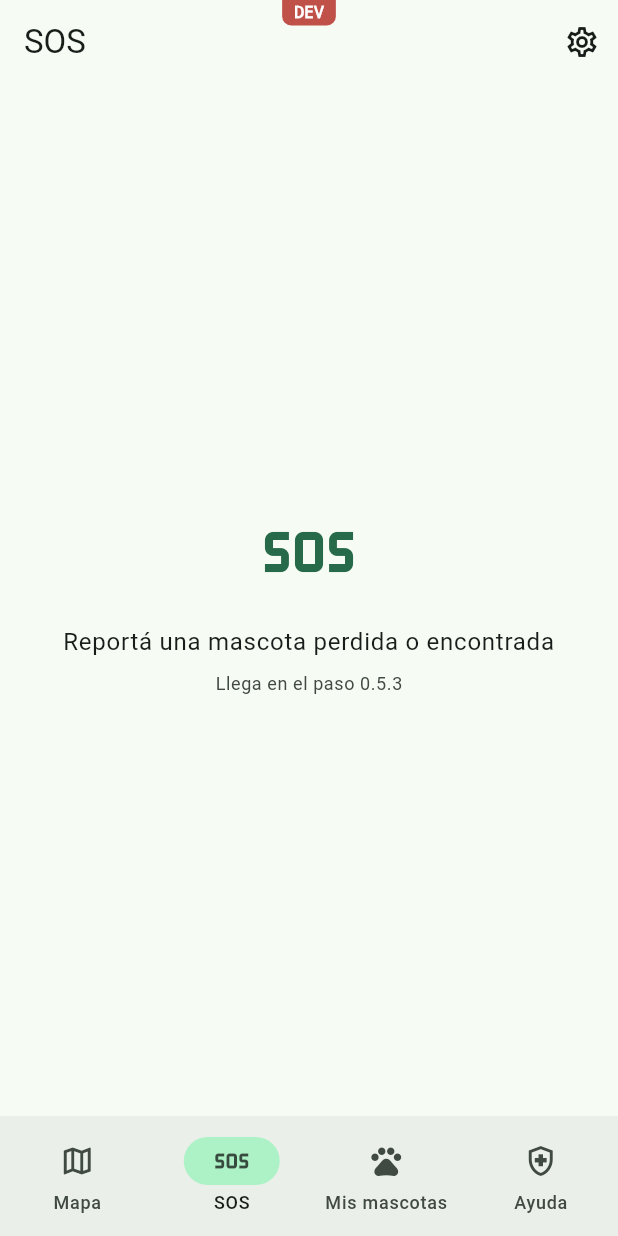
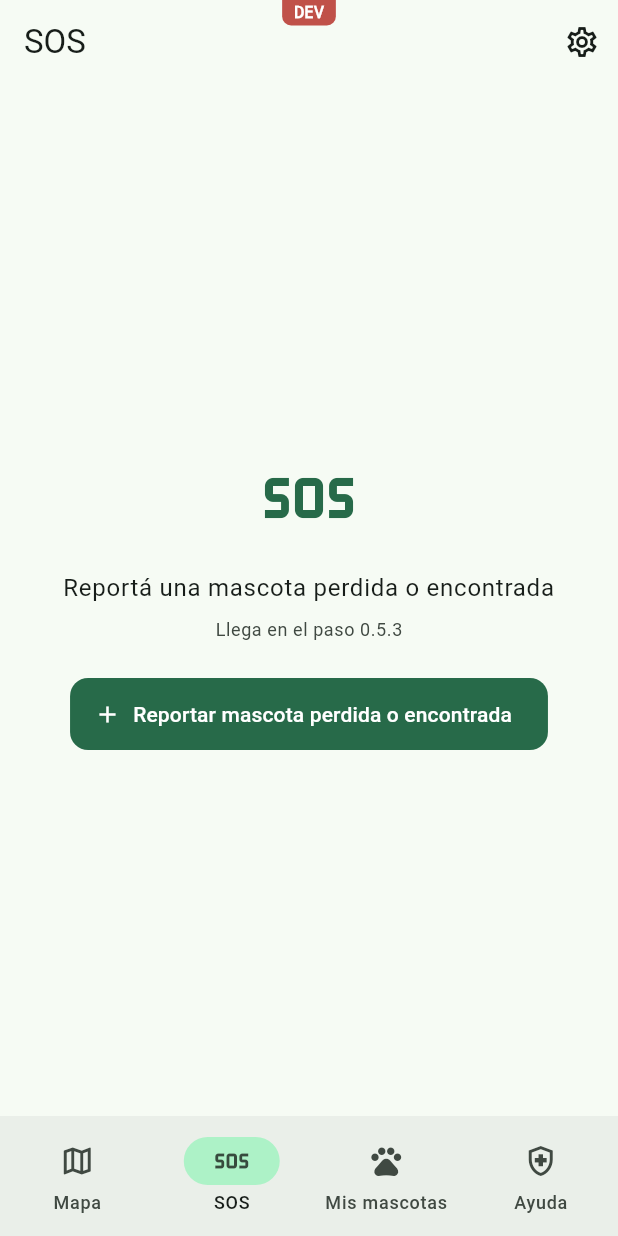
Before and after one commit to Rodri18a/sosmascotas, a Flutter app: the screen it shows after launch, item 2 of the bottom bar chosen, on a phone screen of 412 x 824 dp. Run offline on Flutter 3.47's test engine with Material 3 defaults, Android fonts, the phone set to English and light mode, and no system bars; our stand-ins replace flutter_riverpod, go_router, shared_preferences, supabase_flutter; accounts and stored records are empty.

Commit message:
Paso 0.2.4: modo visitante con pedido de cuenta explicado y vuelta a la acción
- abrirConCuenta(): explica el motivo, lleva a ingresar y vuelve al destino
- Rutas que requieren cuenta: /sos/nuevo y /mascotas/nueva (provisorias)
- Pantallas provisorias y panel desplazables (no se cortan en pantallas bajas)
- Pruebas: 34 en la app

Co-Authored-By: Claude Opus 5.5 <noreply@anthropic.com>

```diff
--- a/app/lib/l10n/app_es.arb
+++ b/app/lib/l10n/app_es.arb
@@ -63,5 +63,15 @@
   "errorNoConfigurado": "El ingreso no está disponible en este momento.",
   "errorDesconocido": "Algo salió mal. Probá de nuevo en un rato.",
   "ingresarConGoogle": "Continuar con Google",
-  "ingresarOConCorreo": "o con tu correo"
+  "ingresarOConCorreo": "o con tu correo",
+  "cuentaNecesariaTitulo": "Necesitás una cuenta",
+  "ahoraNo": "Ahora no",
+  "sosReportar": "Reportar mascota perdida o encontrada",
+  "sosMotivoCuenta": "Para reportar necesitamos poder avisarte cuando alguien vea a la mascota. Tu teléfono nunca se muestra.",
+  "sosNuevoTitulo": "Nuevo reporte",
+  "sosNuevoDescripcion": "Foto, ubicación en el mapa y datos de la mascota",
+  "mascotasAgregar": "Agregar mascota",
+  "mascotasMotivoCuenta": "Para guardar tus mascotas, su ficha y su chapita QR, y recibir avisos si alguien la encuentra.",
+  "mascotaNuevaTitulo": "Nueva mascota",
+  "mascotaNuevaDescripcion": "Nombre, especie, raza y foto de tu mascota"
 }
--- a/app/lib/src/features/sos/sos_screen.dart
+++ b/app/lib/src/features/sos/sos_screen.dart
@@ -1,22 +1,38 @@
 import 'package:flutter/material.dart';
+import 'package:flutter_riverpod/flutter_riverpod.dart';
 
 import '../../../l10n/l10n.dart';
+import '../../cuenta/con_cuenta.dart';
+import '../../router.dart';
 import '../../widgets/boton_ajustes.dart';
 import '../../widgets/en_construccion.dart';
 
-class SosScreen extends StatelessWidget {
+class SosScreen extends ConsumerWidget {
   const SosScreen({super.key});
 
   @override
-  Widget build(BuildContext context) => Scaffold(
+  Widget build(BuildContext context, WidgetRef ref) {
+    final t = context.t;
+    return Scaffold(
       appBar: AppBar(
-      title: Text(context.t.pestanaSos),
+        title: Text(t.pestanaSos),
         actions: const [BotonAjustes()],
       ),
       body: EnConstruccion(
         icono: Icons.sos,
-      descripcion: context.t.sosDescripcion,
+        descripcion: t.sosDescripcion,
         paso: '0.5.3',
+        accion: FilledButton.icon(
+          onPressed: () => abrirConCuenta(
+            context,
+            ref,
+            destino: Rutas.sosNuevo,
+            motivo: t.sosMotivoCuenta,
+          ),
+          icon: const Icon(Icons.add),
+          label: Text(t.sosReportar),
+        ),
       ),
     );
   }
+}
--- a/app/lib/src/router.dart
+++ b/app/lib/src/router.dart
@@ -1,4 +1,4 @@
-import 'package:flutter/foundation.dart';
+import 'package:flutter/widgets.dart';
 import 'package:flutter_riverpod/flutter_riverpod.dart';
 import 'package:go_router/go_router.dart';
 
@@ -7,8 +7,10 @@ import 'features/ajustes/ajustes_screen.dart';
 import 'features/ayuda/ayuda_screen.dart';
 import 'features/ingresar/ingresar_screen.dart';
 import 'features/mapa/mapa_screen.dart';
+import 'features/mascotas/mascota_nueva_screen.dart';
 import 'features/mascotas/mascotas_screen.dart';
 import 'features/shell/app_shell.dart';
+import 'features/sos/sos_nuevo_screen.dart';
 import 'features/sos/sos_screen.dart';
 import 'redireccion.dart';
 
@@ -20,17 +22,26 @@ abstract final class Rutas {
   static const ayuda = '/ayuda';
   static const ajustes = '/ajustes';
   static const ingresar = '/ingresar';
+  static const sosNuevo = '/sos/nuevo';
+  static const mascotaNueva = '/mascotas/nueva';
 
   /// Rutas que un visitante no puede ver: se le pide ingresar y después vuelve.
-  static const requierenCuenta = <String>[];
+  static const requierenCuenta = <String>[sosNuevo, mascotaNueva];
 
   /// Pantalla de ingreso que, al terminar, vuelve a [destino].
   static String ingresarYVolverA(String destino) =>
       Uri(path: ingresar, queryParameters: {'volver': destino}).toString();
 }
 
-GoRoute _pestana(String ruta, GoRouterWidgetBuilder builder) =>
-    GoRoute(path: ruta, builder: builder);
+GoRoute _pestana(
+  String ruta,
+  GoRouterWidgetBuilder builder, {
+  List<RouteBase> hijas = const [],
+}) => GoRoute(path: ruta, builder: builder, routes: hijas);
+
+/// Ruta hija: [ruta] completa (p. ej. `/sos/nuevo`) dentro de su pestaña.
+GoRoute _hija(String ruta, Widget pantalla) =>
+    GoRoute(path: ruta.split('/').last, builder: (_, _) => pantalla);
 
 final routerProvider = Provider<GoRouter>((ref) {
   // Al iniciar o cerrar sesión se vuelven a evaluar las redirecciones.
@@ -55,11 +66,21 @@ final routerProvider = Provider<GoRouter>((ref) {
             routes: [_pestana(Rutas.mapa, (_, _) => const MapaScreen())],
           ),
           StatefulShellBranch(
-            routes: [_pestana(Rutas.sos, (_, _) => const SosScreen())],
+            routes: [
+              _pestana(
+                Rutas.sos,
+                (_, _) => const SosScreen(),
+                hijas: [_hija(Rutas.sosNuevo, const SosNuevoScreen())],
+              ),
+            ],
           ),
           StatefulShellBranch(
             routes: [
-              _pestana(Rutas.mascotas, (_, _) => const MascotasScreen()),
+              _pestana(
+                Rutas.mascotas,
+                (_, _) => const MascotasScreen(),
+                hijas: [_hija(Rutas.mascotaNueva, const MascotaNuevaScreen())],
+              ),
             ],
           ),
           StatefulShellBranch(
--- a/app/lib/src/widgets/en_construccion.dart
+++ b/app/lib/src/widgets/en_construccion.dart
@@ -8,6 +8,7 @@ class EnConstruccion extends StatelessWidget {
     required this.icono,
     required this.descripcion,
     required this.paso,
+    this.accion,
     super.key,
   });
 
@@ -17,11 +18,15 @@ class EnConstruccion extends StatelessWidget {
   /// Paso de `PROGRESO.md` en el que se construye esta pantalla.
   final String paso;
 
+  /// Botón opcional debajo del texto (por ejemplo, "Agregar mascota").
+  final Widget? accion;
+
   @override
   Widget build(BuildContext context) {
     final tema = Theme.of(context);
+    // Desplazable: en pantallas chicas o con letra grande no se corta.
     return Center(
-      child: Padding(
+      child: SingleChildScrollView(
         padding: const EdgeInsets.all(32),
         child: Column(
           mainAxisSize: MainAxisSize.min,
@@ -40,6 +45,10 @@ class EnConstruccion extends StatelessWidget {
                 color: tema.colorScheme.onSurfaceVariant,
               ),
             ),
+            if (accion case final accion?) ...[
+              const SizedBox(height: 24),
+              accion,
+            ],
           ],
         ),
       ),
```
Also changed, not shown: app/lib/src/cuenta/con_cuenta.dart (added, +66 -0 lines), app/lib/src/features/mascotas/mascota_nueva_screen.dart (added, +19 -0 lines), app/lib/src/features/mascotas/mascotas_screen.dart (+20 -4 lines), app/lib/src/features/sos/sos_nuevo_screen.dart (added, +19 -0 lines), app/lib/l10n/generated/app_localizations.dart, app/lib/l10n/generated/app_localizations_es.dart, 2 other files. Lines whose indentation alone changed are shown as unchanged.
